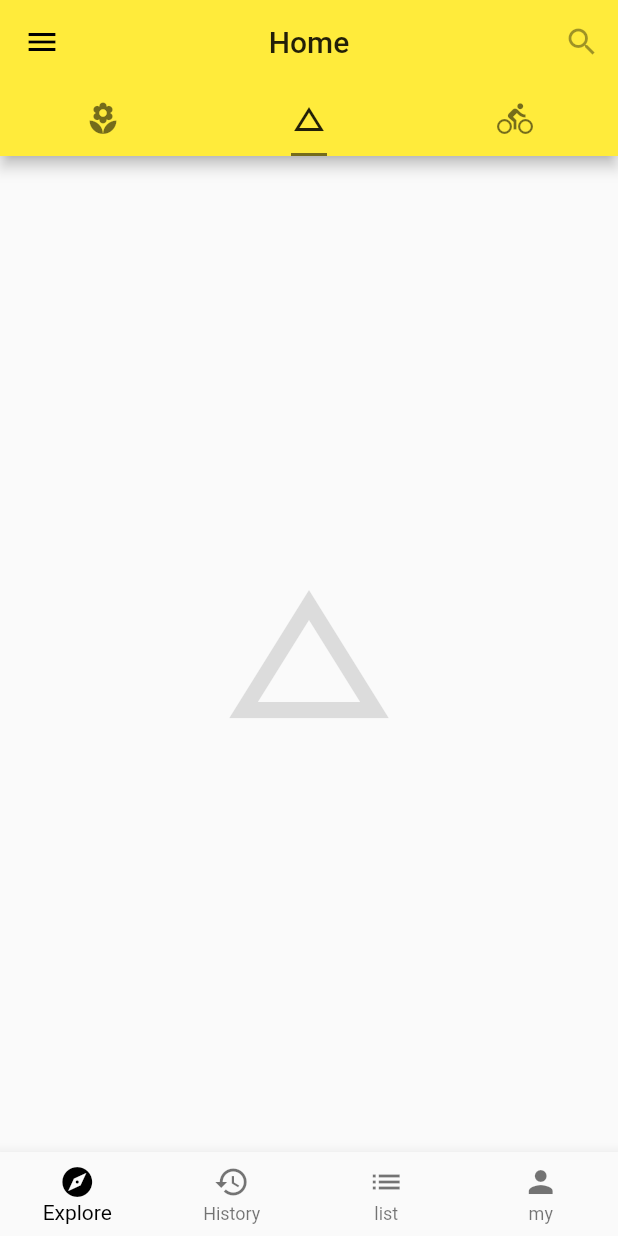
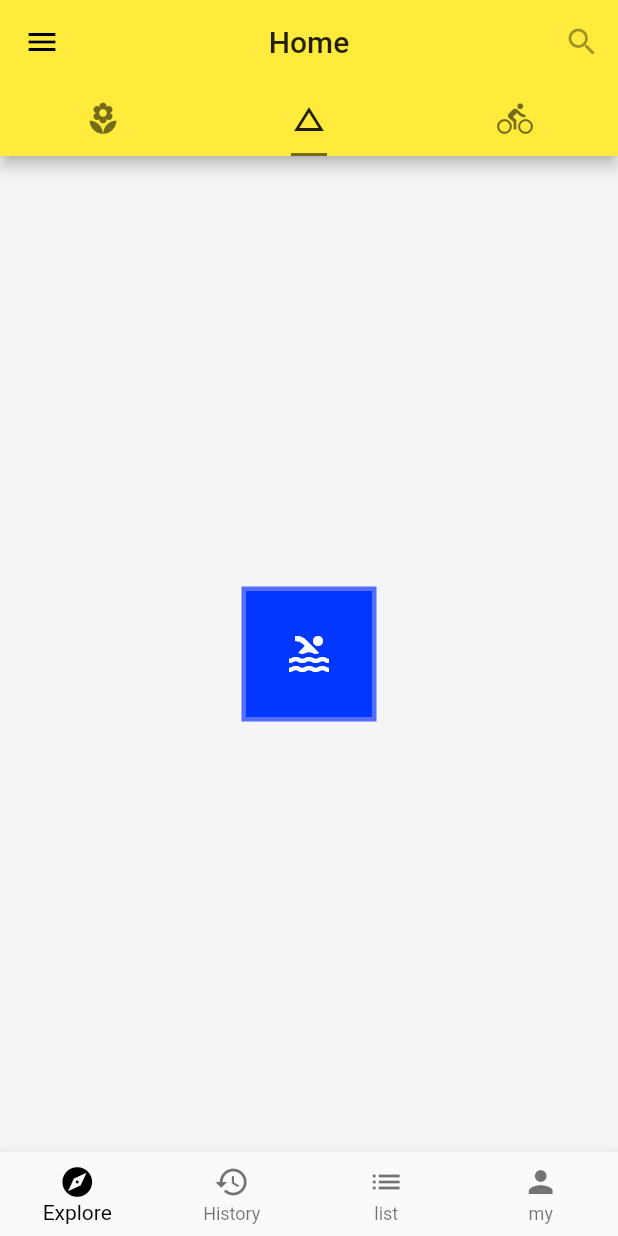
Before and after one commit to 1037438704/function_flutter, a Flutter app: the screen it shows after launch, tab 2 chosen, on a phone screen of 412 x 824 dp. Run offline on Flutter 3.47's test engine with Material 2 defaults, Android fonts, the phone set to English and light mode, and no system bars; network calls fail.

Commit message:
Container添加边框

```diff
--- /dev/null
+++ b/lib/demo/basic_demo.dart
@@ -0,0 +1,64 @@
+import 'package:flutter/material.dart';
+
+class BasicDemo extends StatelessWidget {
+  @override
+  Widget build(BuildContext context) {
+    return Container(
+      color: Colors.grey[100],
+      child:
+          Row(mainAxisAlignment: MainAxisAlignment.center, children: <Widget>[
+        Container(
+          child: Icon(Icons.pool, size: 32, color: Colors.white),
+          padding: EdgeInsets.all(24),
+          margin: EdgeInsets.all(8.0),
+          width: 90,
+          height: 90,
+          decoration: BoxDecoration(
+              color: Color.fromRGBO(3, 54, 255, 1.0),
+              border: Border.all(
+                  color: Colors.indigoAccent,
+                  width: 3,
+                  style: BorderStyle.solid)),
+        )
+      ]),
+    );
+  }
+}
+
+class RichTextDemo extends StatelessWidget {
+  @override
+  Widget build(BuildContext context) {
+    return RichText(
+      text: TextSpan(
+          text: 'dongliang',
+          style: TextStyle(
+              color: Colors.deepPurpleAccent,
+              fontSize: 34,
+              fontStyle: FontStyle.italic,
+              fontWeight: FontWeight.w100),
+          children: [
+            TextSpan(
+                text: '.net',
+                style: TextStyle(fontSize: 17, color: Colors.grey))
+          ]),
+    );
+  }
+}
+
+class TextDemo extends StatelessWidget {
+  final TextStyle _textStyle = TextStyle(
+    fontSize: 16.0,
+  );
+  final String _author = '李白';
+
+  @override
+  Widget build(BuildContext context) {
+    return Text(
+      "$_author顺丰科技阿克苏对方就卡死积分卡时间段发卡数据库房间爱快递费杰卡斯房间卡书法家卡时间段发卡世纪东方卡时间段法卡萨就撒大富科技奥斯卡的房间爱看是否就卡死的积分卡加速度快放假",
+      textAlign: TextAlign.left,
+      style: _textStyle,
+      maxLines: 3,
+      overflow: TextOverflow.ellipsis,
+    );
+  }
+}
--- a/lib/main.dart
+++ b/lib/main.dart
@@ -1,5 +1,6 @@
 import 'package:flutter/material.dart';
 
+import 'demo/basic_demo.dart';
 import 'demo/bottom_navigation_bar_demo.dart';
 import 'demo/drawer_demo.dart';
 import 'demo/listview_demo.dart';
@@ -47,7 +48,7 @@ class Home extends StatelessWidget {
         body: TabBarView(
           children: <Widget>[
             ListViewDemo(),
-            Icon(Icons.change_history, color: Colors.black12, size: 128),
+            BasicDemo(),
             Icon(Icons.directions_bike, color: Colors.black12, size: 128),
           ],
         ),
```
